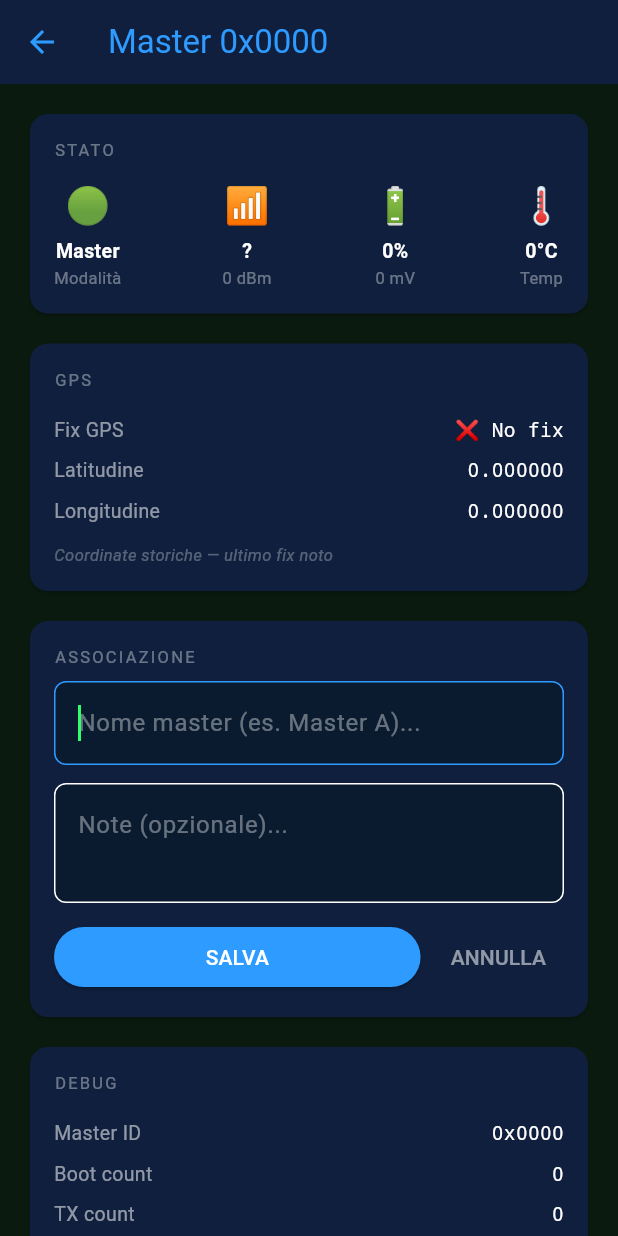
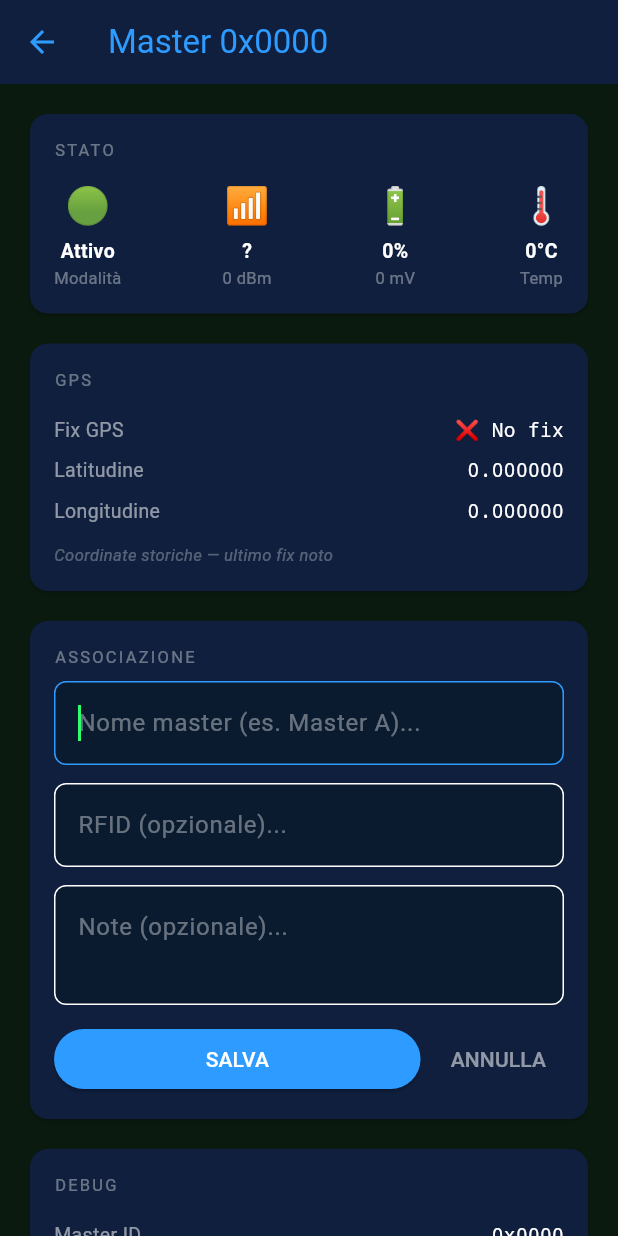
Before and after one commit to massimosilvest/greggesmart, a Flutter app: the DettaglioMasterScreen screen opened directly with empty values, after a tap on "ASSOCIA", on a phone screen of 412 x 824 dp. Run offline on Flutter 3.47's test engine with Material 3 defaults, Android fonts, the phone set to English and light mode, and no system bars; our stand-ins replace flutter_blue_plus, permission_handler, sqflite; accounts and stored records are empty.

Commit message:
fissato rifd master

```diff
--- a/lib/screens/dettaglio_master_screen.dart
+++ b/lib/screens/dettaglio_master_screen.dart
@@ -16,6 +16,7 @@ class DettaglioMasterScreen extends StatefulWidget {
 class _DettaglioMasterScreenState extends State<DettaglioMasterScreen> {
   final _db = DatabaseService();
   late TextEditingController _nomeController;
+  late TextEditingController _rfidController;
   late TextEditingController _noteController;
   bool _saving = false;
   bool _modificaAperta = false;
@@ -26,6 +27,9 @@ class _DettaglioMasterScreenState extends State<DettaglioMasterScreen> {
     _nomeController = TextEditingController(
       text: widget.master?['nome'] as String? ?? '',
     );
+    _rfidController = TextEditingController(
+      text: widget.master?['rfid'] as String? ?? '',
+    );
     _noteController = TextEditingController(
       text: widget.master?['note'] as String? ?? '',
     );
@@ -34,26 +38,44 @@ class _DettaglioMasterScreenState extends State<DettaglioMasterScreen> {
   @override
   void dispose() {
     _nomeController.dispose();
+    _rfidController.dispose();
     _noteController.dispose();
     super.dispose();
   }
 
   Future<void> _salva() async {
+    print('DEBUG: inizio salvataggio');
+    if (_nomeController.text.trim().isEmpty) {
+      setState(() => _modificaAperta = false);
+      return;
+    }
     setState(() => _saving = true);
+
+    try {
+      print('DEBUG: chiamo salvaMaster');
       await _db.salvaMaster(
         tagId: widget.tag.tagId,
-      nome: _nomeController.text.trim().isEmpty
+        nome: _nomeController.text.trim(),
+        rfid: _rfidController.text.trim().isEmpty
             ? null
-          : _nomeController.text.trim(),
+            : _rfidController.text.trim(),
         note: _noteController.text.trim().isEmpty
             ? null
             : _noteController.text.trim(),
       );
+      print('DEBUG: salvaMaster completato');
+    } catch (e) {
+      print('DEBUG: errore salvaMaster: $e');
+      setState(() => _saving = false);
+      return;
+    }
+
+    if (!mounted) return;
     setState(() {
       _saving = false;
       _modificaAperta = false;
     });
-    if (mounted) Navigator.pop(context, true);
+    Navigator.pop(context, true);
   }
 
   Future<void> _elimina() async {
@@ -66,7 +88,8 @@ class _DettaglioMasterScreenState extends State<DettaglioMasterScreen> {
           style: TextStyle(color: Color(0xFF2D9BFF)),
         ),
         content: const Text(
-          'Vuoi eliminare questo master dal registro?',
+          'Vuoi eliminare questo master dal registro?\n'
+          'Verranno cancellati anche tutti i dati storici associati.',
           style: TextStyle(color: Colors.white70),
         ),
         actions: [
@@ -89,6 +112,7 @@ class _DettaglioMasterScreenState extends State<DettaglioMasterScreen> {
     if (conferma == true) {
       await _db.eliminaMaster(widget.tag.tagId);
       if (!mounted) return;
+      // ignore: use_build_context_synchronously
       Navigator.pop(context, true);
     }
   }
@@ -97,6 +121,7 @@ class _DettaglioMasterScreenState extends State<DettaglioMasterScreen> {
   Widget build(BuildContext context) {
     final tag = widget.tag;
     final distanza = BleUtils.distanzaStringa(tag.rssi);
+    final stato = BleUtils.statoMaster(tag.lastSeen);
     final associato = widget.master != null;
 
     return Scaffold(
@@ -142,8 +167,8 @@ class _DettaglioMasterScreenState extends State<DettaglioMasterScreen> {
                       mainAxisAlignment: MainAxisAlignment.spaceBetween,
                       children: [
                         _infoTile(
-                          tag.gatewayMode ? '🔵' : '🟢',
-                          tag.gatewayMode ? 'Gateway' : 'Master',
+                          tag.gatewayMode ? '🔵' : stato.emoji,
+                          tag.gatewayMode ? 'Gateway' : stato.label,
                           'Modalità',
                         ),
                         _infoTile('📶', distanza, '${tag.rssi} dBm'),
@@ -245,6 +270,8 @@ class _DettaglioMasterScreenState extends State<DettaglioMasterScreen> {
                         'Nome',
                         widget.master?['nome'] as String? ?? '-',
                       ),
+                      if (widget.master?['rfid'] != null)
+                        _debugRow('RFID', widget.master!['rfid'] as String),
                       if (widget.master?['note'] != null)
                         _debugRow('Note', widget.master!['note'] as String),
                     ],
@@ -269,6 +296,27 @@ class _DettaglioMasterScreenState extends State<DettaglioMasterScreen> {
                             borderSide: const BorderSide(
                               color: Color(0xFF2D9BFF),
                             ),
+                          ),
+                          focusedBorder: OutlineInputBorder(
+                            borderRadius: BorderRadius.circular(8),
+                            borderSide: const BorderSide(
+                              color: Color(0xFF2D9BFF),
+                            ),
+                          ),
+                        ),
+                      ),
+                      const SizedBox(height: 12),
+                      TextField(
+                        controller: _rfidController,
+                        style: const TextStyle(color: Colors.white),
+                        decoration: InputDecoration(
+                          hintText: 'RFID (opzionale)...',
+                          hintStyle: const TextStyle(color: Colors.white38),
+                          filled: true,
+                          fillColor: const Color(0xFF0A1A2F),
+                          border: OutlineInputBorder(
+                            borderRadius: BorderRadius.circular(8),
+                            borderSide: const BorderSide(color: Colors.white24),
                           ),
                           focusedBorder: OutlineInputBorder(
                             borderRadius: BorderRadius.circular(8),
@@ -392,7 +440,7 @@ class _DettaglioMasterScreenState extends State<DettaglioMasterScreen> {
                     SizedBox(
                       width: double.infinity,
                       child: ElevatedButton.icon(
-                        onPressed: null, // TODO: gateway + download
+                        onPressed: null,
                         icon: const Icon(Icons.download),
                         label: const Text('ATTIVA GATEWAY E SCARICA'),
                         style: ElevatedButton.styleFrom(
--- a/lib/services/database_service.dart
+++ b/lib/services/database_service.dart
@@ -19,21 +19,15 @@ class DatabaseService {
 
     return await openDatabase(
       path,
-      version: 2,
+      version: 3,
       onCreate: (db, version) async {
         await _creaTabelle(db);
       },
       onUpgrade: (db, oldVersion, newVersion) async {
-        if (oldVersion < 2) {
-          await db.execute('''
-            CREATE TABLE IF NOT EXISTS master (
-              tag_id INTEGER PRIMARY KEY,
-              nome TEXT,
-              note TEXT,
-              created_at TEXT NOT NULL
-            )
-          ''');
-        }
+        await db.execute('DROP TABLE IF EXISTS master');
+        await db.execute('DROP TABLE IF EXISTS storico');
+        await db.execute('DROP TABLE IF EXISTS pecore');
+        await _creaTabelle(db);
       },
     );
   }
@@ -67,6 +61,7 @@ class DatabaseService {
       CREATE TABLE master (
         tag_id INTEGER PRIMARY KEY,
         nome TEXT,
+        rfid TEXT,
         note TEXT,
         created_at TEXT NOT NULL
       )
@@ -164,12 +159,14 @@ class DatabaseService {
   Future<void> salvaMaster({
     required int tagId,
     String? nome,
+    String? rfid,
     String? note,
   }) async {
     final db = await database;
     await db.insert('master', {
       'tag_id': tagId,
       'nome': nome,
+      'rfid': rfid,
       'note': note,
       'created_at': DateTime.now().toIso8601String(),
     }, conflictAlgorithm: ConflictAlgorithm.replace);
--- a/lib/utils/ble_utils.dart
+++ b/lib/utils/ble_utils.dart
@@ -1,9 +1,7 @@
+import 'package:flutter/material.dart';
 import 'dart:math';
 
 class BleUtils {
-  // Stima distanza da RSSI
-  // TxPower: -59 dBm a 1 metro (ESP32 a potenza N0)
-  // n: 2.5 path loss exponent per campo aperto
   static double stimaDistanza(int rssi) {
     const txPower = -59;
     const n = 2.5;
@@ -11,7 +9,6 @@ class BleUtils {
     return pow(10, (txPower - rssi) / (10 * n)).toDouble();
   }
 
-  // Distanza formattata
   static String distanzaStringa(int rssi) {
     final d = stimaDistanza(rssi);
     if (d < 0) return '?';
@@ -21,13 +18,11 @@ class BleUtils {
     return '>100m';
   }
 
-  // Stato TAG basato su lastSeen e flags batteria
   static TagStato statoTag(DateTime lastSeen, int flags) {
     final secondi = DateTime.now().difference(lastSeen).inSeconds;
     final batCrit = (flags & 0x02) != 0;
     final batLow = (flags & 0x01) != 0;
 
-    // Soglie adattive alla batteria
     int soglia1, soglia2, soglia3;
     if (batCrit) {
       soglia1 = 180;
@@ -47,6 +42,16 @@ class BleUtils {
     if (secondi < soglia2) return TagStato.attenzione;
     if (secondi < soglia3) return TagStato.lontano;
     return TagStato.perso;
+  }
+
+  // Stato master basato su lastSeen (null = non visto)
+  static MasterStato statoMaster(DateTime? lastSeen) {
+    if (lastSeen == null) return MasterStato.offline;
+    final secondi = DateTime.now().difference(lastSeen).inSeconds;
+    if (secondi < 60) return MasterStato.ok;
+    if (secondi < 120) return MasterStato.attenzione;
+    if (secondi < 300) return MasterStato.lontano;
+    return MasterStato.offline;
   }
 }
 
@@ -73,9 +78,52 @@ extension TagStatoExt on TagStato {
       case TagStato.attenzione:
         return 'Attenzione';
       case TagStato.lontano:
-        return 'Lontana';
+        return 'Lontano';
       case TagStato.perso:
-        return 'Persa';
+        return 'Perso';
     }
   }
 }
+
+enum MasterStato { ok, attenzione, lontano, offline }
+
+extension MasterStatoExt on MasterStato {
+  String get emoji {
+    switch (this) {
+      case MasterStato.ok:
+        return '🟢';
+      case MasterStato.attenzione:
+        return '🟡';
+      case MasterStato.lontano:
+        return '🔴';
+      case MasterStato.offline:
+        return '⬛';
+    }
+  }
+
+  String get label {
+    switch (this) {
+      case MasterStato.ok:
+        return 'Attivo';
+      case MasterStato.attenzione:
+        return 'Attenzione';
+      case MasterStato.lontano:
+        return 'Lontano';
+      case MasterStato.offline:
+        return 'Offline';
+    }
+  }
+
+  Color get color {
+    switch (this) {
+      case MasterStato.ok:
+        return const Color(0xFF2D9BFF);
+      case MasterStato.attenzione:
+        return const Color(0xFFFFD700);
+      case MasterStato.lontano:
+        return const Color(0xFFFF6B35);
+      case MasterStato.offline:
+        return const Color(0xFF666666);
+    }
+  }
+}
```
Also changed, not shown: lib/screens/home_screen.dart (+62 -42 lines), lib/widgets/tag_card.dart (+6 -18 lines). Lines whose indentation alone changed are shown as unchanged.
